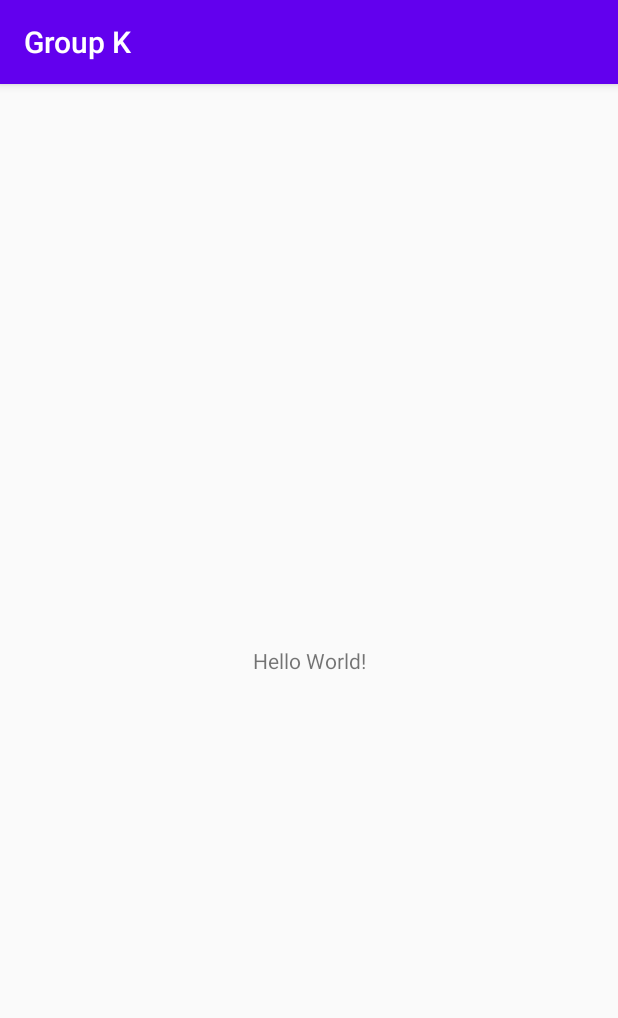
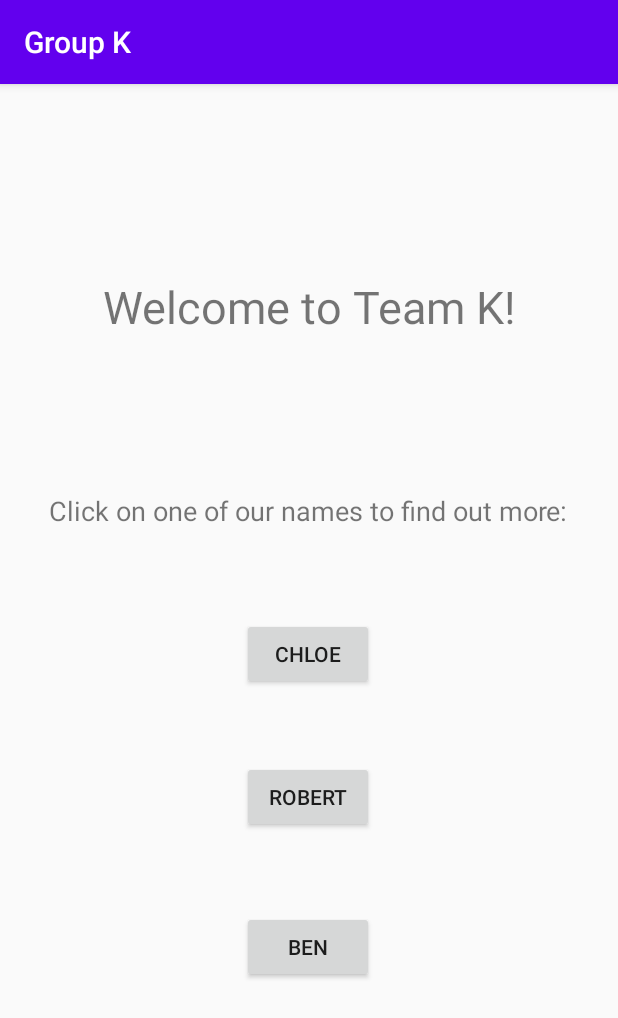
Before and after one commit to Vitzual/MobileApp-GroupK, an Android app: the screen it shows after launch (MainActivity), on a phone screen of 412 x 824 dp. Shown: the top 1018 px of the screen. Run offline under Robolectric (Android 15) with nearby library versions, the phone set to English and light mode, and no system bars.

Commit message:
Homepage Layout - Playing around with github and commit

```diff
--- a/app/src/main/res/layout/activity_main.xml
+++ b/app/src/main/res/layout/activity_main.xml
@@ -7,12 +7,69 @@
     tools:context=".MainActivity">
 
     <TextView
+        android:id="@+id/textView"
         android:layout_width="wrap_content"
         android:layout_height="wrap_content"
-        android:text="Hello World!"
+        android:layout_marginStart="8dp"
+        android:layout_marginLeft="8dp"
+        android:layout_marginTop="8dp"
+        android:layout_marginEnd="8dp"
+        android:layout_marginRight="8dp"
+        android:layout_marginBottom="8dp"
+        android:text="Welcome to Team K!"
+        android:textSize="30sp"
         app:layout_constraintBottom_toBottomOf="parent"
-        app:layout_constraintLeft_toLeftOf="parent"
-        app:layout_constraintRight_toRightOf="parent"
-        app:layout_constraintTop_toTopOf="parent" />
+        app:layout_constraintEnd_toEndOf="parent"
+        app:layout_constraintStart_toStartOf="parent"
+        app:layout_constraintTop_toTopOf="parent"
+        app:layout_constraintVertical_bias="0.169" />
 
+    <TextView
+        android:id="@+id/textView2"
+        android:layout_width="wrap_content"
+        android:layout_height="wrap_content"
+        android:text="Click on one of our names to find out more:"
+        android:textSize="18sp"
+        app:layout_constraintBottom_toBottomOf="parent"
+        app:layout_constraintEnd_toEndOf="parent"
+        app:layout_constraintHorizontal_bias="0.498"
+        app:layout_constraintStart_toStartOf="parent"
+        app:layout_constraintTop_toBottomOf="@+id/textView"
+        app:layout_constraintVertical_bias="0.18" />
+
+    <Button
+        android:id="@+id/button_chloe"
+        android:layout_width="wrap_content"
+        android:layout_height="wrap_content"
+        android:text="Chloe"
+        app:layout_constraintBottom_toBottomOf="parent"
+        app:layout_constraintEnd_toEndOf="parent"
+        app:layout_constraintHorizontal_bias="0.498"
+        app:layout_constraintStart_toStartOf="parent"
+        app:layout_constraintTop_toBottomOf="@+id/textView2"
+        app:layout_constraintVertical_bias="0.14" />
+
+    <Button
+        android:id="@+id/button_robert"
+        android:layout_width="wrap_content"
+        android:layout_height="wrap_content"
+        android:text="Robert"
+        app:layout_constraintBottom_toBottomOf="parent"
+        app:layout_constraintEnd_toEndOf="parent"
+        app:layout_constraintHorizontal_bias="0.498"
+        app:layout_constraintStart_toStartOf="parent"
+        app:layout_constraintTop_toBottomOf="@+id/button_chloe"
+        app:layout_constraintVertical_bias="0.149" />
+
+    <Button
+        android:id="@+id/button_ben"
+        android:layout_width="wrap_content"
+        android:layout_height="wrap_content"
+        android:text="Ben"
+        app:layout_constraintBottom_toBottomOf="parent"
+        app:layout_constraintEnd_toEndOf="parent"
+        app:layout_constraintHorizontal_bias="0.498"
+        app:layout_constraintStart_toStartOf="parent"
+        app:layout_constraintTop_toBottomOf="@+id/button_robert"
+        app:layout_constraintVertical_bias="0.236" />
 </androidx.constraintlayout.widget.ConstraintLayout>
```
